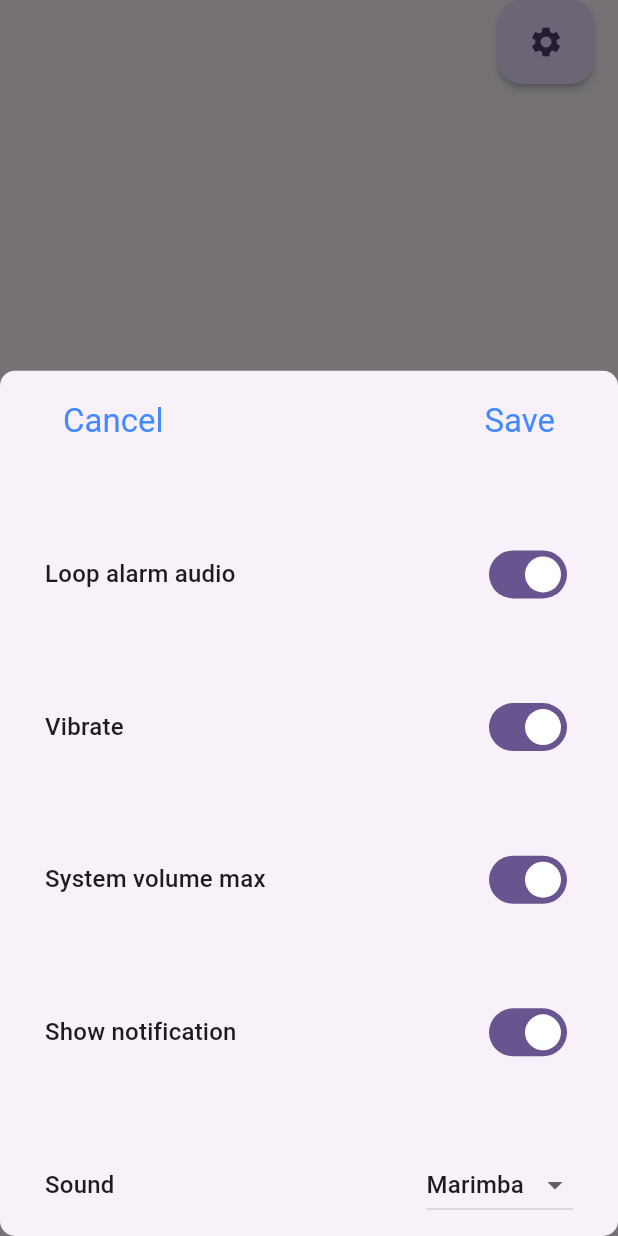
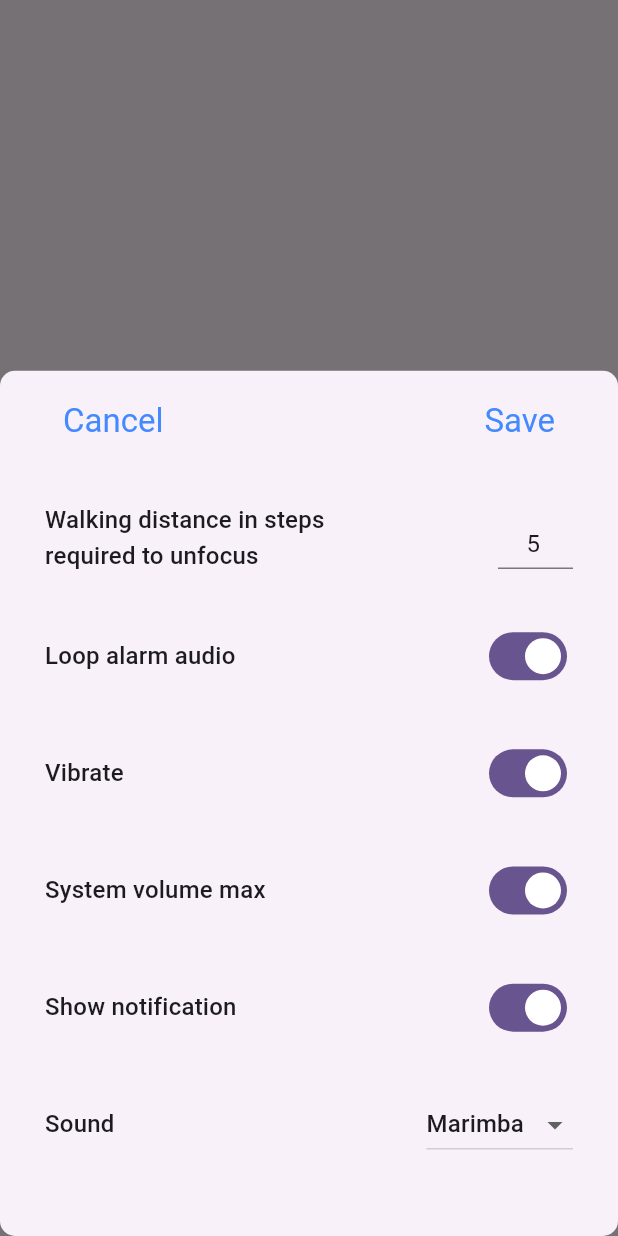
Before and after one commit to zbelova/unfocus, a Flutter app: the screen it shows after launch, after a tap on the "settings" icon, on a phone screen of 412 x 824 dp. Run offline on Flutter 3.47's test engine with Material 2 defaults, Android fonts, the phone set to English and light mode, and no system bars; our stand-ins replace pedometer, shared_preferences; missing offline and left inert: alarm, dart:ffi; statements that could not run were skipped.

Commit message:
Добавила поле количества шагов для анфокуса, убрала передачу настроек с главного экрана

```diff
--- a/lib/data/user_preferences.dart
+++ b/lib/data/user_preferences.dart
@@ -30,7 +30,7 @@ class UserPreferences {
 
   Future setRequireWalking(bool reqireWalkings) async => await _preferences?.setBool('requireWalking', reqireWalkings);
 
-  double getWalkingDistance()  => _preferences?.getDouble('walkingDistance') ?? 10;
+  double getWalkingDistance()  => _preferences?.getDouble('walkingDistance') ?? 5;
 
   Future setWalkingDistance(double walkingDistance) async => await _preferences?.setDouble('walkingDistance', walkingDistance);
 
--- a/lib/screens/home_screen.dart
+++ b/lib/screens/home_screen.dart
@@ -7,10 +7,10 @@ import 'package:flutter/material.dart';
 import 'package:pedometer/pedometer.dart';
 import 'package:unfocus/data/user_preferences.dart';
 import 'package:unfocus/screens/focus_screen.dart';
-import 'package:unfocus/screens/ring_screen.dart';
+import 'package:unfocus/screens/unfocus_screen.dart';
 
 import '../widgets/tile.dart';
-import 'edit_alarm_screen.dart';
+import 'settings_screen.dart';
 
 class HomePage extends StatefulWidget {
   final AlarmSettings? alarmSettings;
@@ -67,16 +67,6 @@ class _HomePageState extends State<HomePage> {
       'showNotification': UserPreferences().getShowNotification(),
       'assetAudionPath': UserPreferences().getAssetAudionPath(),
     };
-    // _unfocusDuration =
-    // _focusDuration = ;
-    // _requireWalking = ;
-    // _walkingDistance = ;
-    // _loopAudio = ;
-    // _vibrate = ;
-    // _volumeMax = ;
-    // _showNotification = ;
-    // _assetAudio = ;
-
     creating = widget.alarmSettings == null;
 
     // if (creating) {
@@ -169,7 +159,7 @@ class _HomePageState extends State<HomePage> {
     loadAlarms();
   }
 
-  Future<void> navigateToAlarmScreen(AlarmSettings? alarmSettings) async {
+  Future<void> navigateToSettingsScreen(AlarmSettings? alarmSettings) async {
     final res = await showModalBottomSheet<bool?>(
         context: context,
         isScrollControlled: true,
@@ -179,7 +169,7 @@ class _HomePageState extends State<HomePage> {
         builder: (context) {
           return FractionallySizedBox(
             heightFactor: 0.7,
-            child: AlarmEditScreen(alarmSettings: alarmSettings, settings: _settings),
+            child: SettingsScreen(),
           );
         });
 
@@ -253,12 +243,13 @@ class _HomePageState extends State<HomePage> {
       //   title: Text(widget.title),
       // ),
       floatingActionButtonAnimator: FloatingActionButtonAnimator.scaling,
-      floatingActionButtonLocation: FloatingActionButtonLocation.endTop,
+      floatingActionButtonLocation: FloatingActionButtonLocation.endDocked,
 
       floatingActionButton: FloatingActionButton.extended(
-        onPressed: () => navigateToAlarmScreen(null),
+        onPressed: () => navigateToSettingsScreen(null),
         label: const Icon(Icons.settings),
         elevation: 2.0,
+
       ),
       body: SafeArea(
         child:
--- a/lib/screens/edit_alarm_screen.dart
+++ b/lib/screens/settings_screen.dart
@@ -1,22 +1,20 @@
+import 'dart:ffi';
+
 import 'package:alarm/alarm.dart';
 import 'package:flutter/material.dart';
 
 import '../data/user_preferences.dart';
 
-class AlarmEditScreen extends StatefulWidget {
-  final AlarmSettings? alarmSettings;
-  final Map<String, dynamic> settings;
-
-  const AlarmEditScreen({Key? key, this.alarmSettings, required this.settings})
-      : super(key: key);
+class SettingsScreen extends StatefulWidget {
 
   @override
-  State<AlarmEditScreen> createState() => _AlarmEditScreenState();
+  State<SettingsScreen> createState() => _SettingsScreenState();
 }
 
-class _AlarmEditScreenState extends State<AlarmEditScreen> {
+class _SettingsScreenState extends State<SettingsScreen> {
   bool loading = false;
   Map<String, dynamic> _newSettings = {};
+  final TextEditingController _walkingDistanceController = TextEditingController();
 
   // late bool creating;
   // //late TimeOfDay selectedTime;
@@ -44,7 +42,19 @@ class _AlarmEditScreenState extends State<AlarmEditScreen> {
   @override
   void initState() {
     super.initState();
-    _newSettings = widget.settings;
+    //_newSettings = widget.settings;
+    _newSettings = {
+      'unfocusDuration': UserPreferences().getUnfocusDuration(),
+      'focusDuration': UserPreferences().getFocusDuration(),
+      'requireWalking': UserPreferences().getRequireWalking(),
+      'walkingDistance': UserPreferences().getWalkingDistance(),
+      'loopAudio': UserPreferences().getLoopAudio(),
+      'vibration': UserPreferences().getVibration(),
+      'volumeMax': UserPreferences().getVolumeMax(),
+      'showNotification': UserPreferences().getShowNotification(),
+      'assetAudionPath': UserPreferences().getAssetAudionPath(),
+    };
+    _walkingDistanceController.text = _newSettings['walkingDistance'].round().toString();
     // creating = widget.alarmSettings == null;
     //
     // if (creating) {
@@ -112,12 +122,19 @@ class _AlarmEditScreenState extends State<AlarmEditScreen> {
   //   return alarmSettings;
   // }
 
-  Future<void> saveSettings() async{
+  @override
+  void dispose() {
+    _walkingDistanceController.dispose();
+    super.dispose();
+  }
+
+  Future<void> saveSettings() async {
     setState(() => loading = true);
     await UserPreferences().setFocusDuration(_newSettings['focusDuration']);
     await UserPreferences().setUnfocusDuration(_newSettings['unfocusDuration']);
     await UserPreferences().setRequireWalking(_newSettings['requireWalking']);
-    await UserPreferences().setWalkingDistance(_newSettings['walkingDistance']);
+    //await UserPreferences().setWalkingDistance(_newSettings['walkingDistance']);
+    await UserPreferences().setWalkingDistance(double.parse(_walkingDistanceController.text));
     await UserPreferences().setLoopAudio(_newSettings['loopAudio']);
     await UserPreferences().setVibration(_newSettings['vibration']);
     await UserPreferences().setVolumeMax(_newSettings['volumeMax']);
@@ -126,6 +143,7 @@ class _AlarmEditScreenState extends State<AlarmEditScreen> {
     Navigator.pop(context, true);
     setState(() => loading = false);
   }
+
   // void saveAlarm() {
   //   setState(() => loading = true);
   //   Alarm.set(alarmSettings: buildAlarmSettings()).then((res) {
@@ -154,10 +172,7 @@ class _AlarmEditScreenState extends State<AlarmEditScreen> {
                 onPressed: () => Navigator.pop(context, false),
                 child: Text(
                   "Cancel",
-                  style: Theme.of(context)
-                      .textTheme
-                      .titleLarge!
-                      .copyWith(color: Colors.blueAccent),
+                  style: Theme.of(context).textTheme.titleLarge!.copyWith(color: Colors.blueAccent),
                 ),
               ),
               TextButton(
@@ -165,12 +180,9 @@ class _AlarmEditScreenState extends State<AlarmEditScreen> {
                 child: loading
                     ? const CircularProgressIndicator()
                     : Text(
-                  "Save",
-                  style: Theme.of(context)
-                      .textTheme
-                      .titleLarge!
-                      .copyWith(color: Colors.blueAccent),
-                ),
+                        "Save",
+                        style: Theme.of(context).textTheme.titleLarge!.copyWith(color: Colors.blueAccent),
+                      ),
               ),
             ],
           ),
@@ -198,13 +210,40 @@ class _AlarmEditScreenState extends State<AlarmEditScreen> {
           Row(
             mainAxisAlignment: MainAxisAlignment.spaceBetween,
             children: [
+              SizedBox(
+                width: 250,
+                child: Text(
+                  //overflow: TextOverflow.clip,
+                  maxLines: 3,
+                  'Walking distance in steps required to unfocus',
+                  style: Theme.of(context).textTheme.titleMedium,
+                ),
+              ),
+              SizedBox(
+                width: 50,
+                height: 40,
+                child: TextField(
+
+                  textAlign: TextAlign.center,
+                  keyboardType: TextInputType.number,
+                  controller: _walkingDistanceController,
+                  // decoration: InputDecoration(
+                  //   border: OutlineInputBorder(),
+                  // ),
+                ),
+              ),
+            ],
+          ),
+          Row(
+            mainAxisAlignment: MainAxisAlignment.spaceBetween,
+            children: [
               Text(
                 'Loop alarm audio',
                 style: Theme.of(context).textTheme.titleMedium,
               ),
               Switch(
                 value: _newSettings['loopAudio'],
-                onChanged: (value) => setState(() =>_newSettings['loopAudio'] = value),
+                onChanged: (value) => setState(() => _newSettings['loopAudio'] = value),
               ),
             ],
           ),
@@ -281,6 +320,10 @@ class _AlarmEditScreenState extends State<AlarmEditScreen> {
                 onChanged: (value) => setState(() => _newSettings['assetAudionPath'] = value),
               ),
             ],
+
+          ),
+          const SizedBox(
+            height: 10,
           ),
           // if (!creating)
           //   TextButton(
```
Also changed, not shown: lib/screens/unfocus_screen.dart (renamed from lib/screens/ring_screen.dart).
